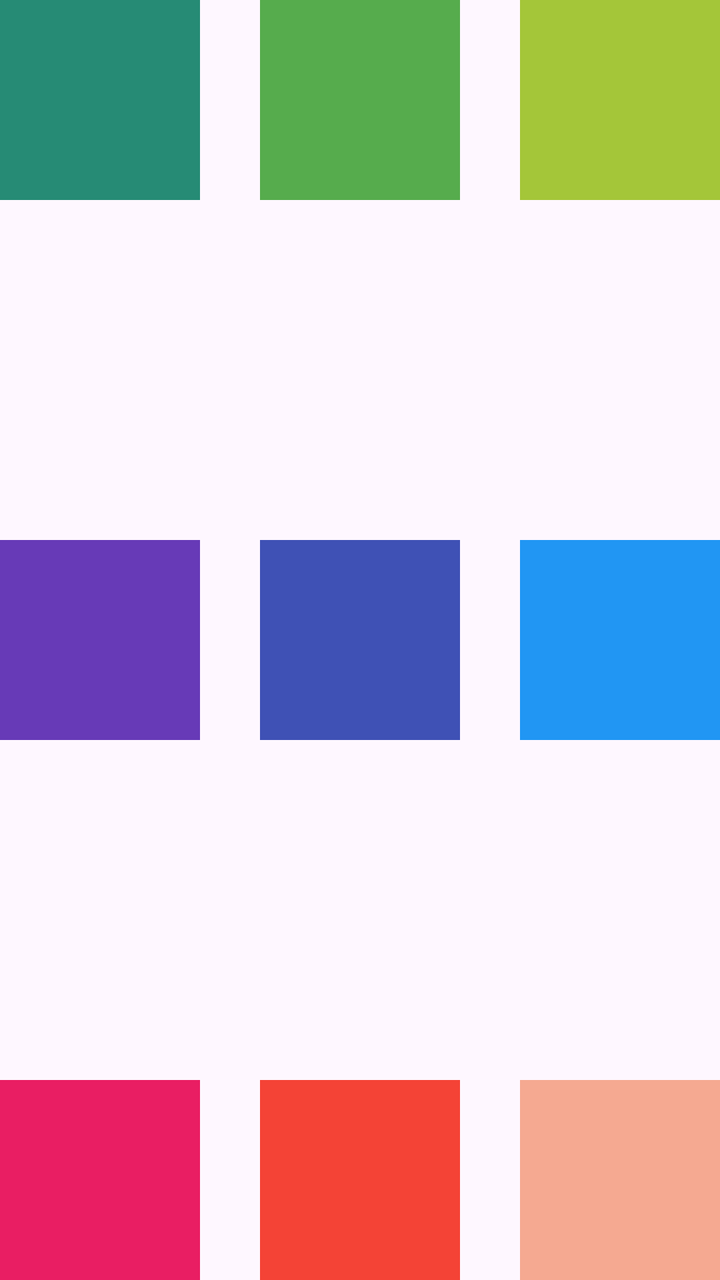
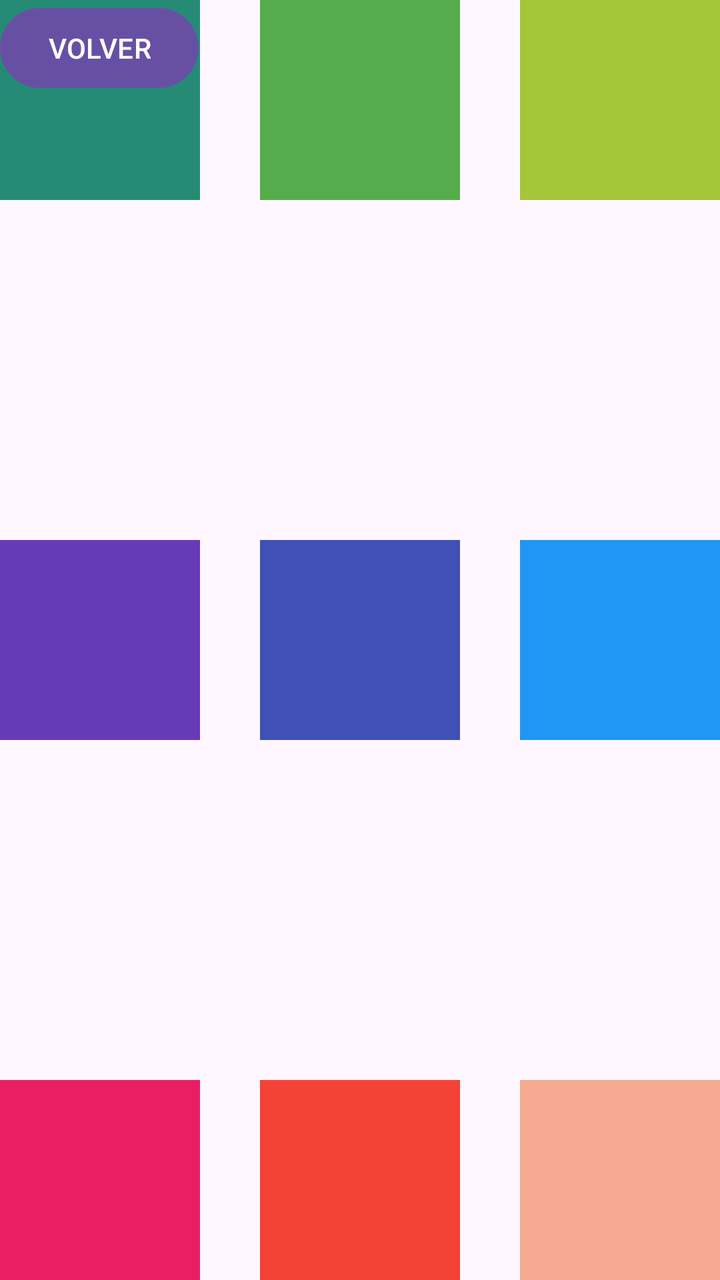

Two renders of the same Android screen: before a commit and after it. Below are the layout's source before the change and the commit's diff.
<!-- AndroidManifest.xml: application theme Theme.EvaluablePMDM -->
<!-- res/layout/activity_ejercicio4.xml -->
<?xml version="1.0" encoding="utf-8"?>
<FrameLayout xmlns:android="http://schemas.android.com/apk/res/android"
    android:id="@+id/main"
    android:layout_width="match_parent"
    android:layout_height="match_parent">

    
    <FrameLayout
        android:layout_width="100dp"
        android:layout_height="100dp"
        android:layout_gravity="top|start"
        android:background="#268B75" />

    <FrameLayout
        android:layout_width="100dp"
        android:layout_height="100dp"
        android:layout_gravity="top|center"
        android:background="#56AC4D" /> 

    <FrameLayout
        android:layout_width="100dp"
        android:layout_height="100dp"
        android:layout_gravity="top|end"
        android:background="#A4C639" /> 


    
    <FrameLayout
        android:layout_width="100dp"
        android:layout_height="100dp"
        android:layout_gravity="center|start"
        android:background="#673AB7" /> 

    <FrameLayout
        android:layout_width="100dp"
        android:layout_height="100dp"
        android:layout_gravity="center"
        android:background="#3F51B5" /> 

    <FrameLayout
        android:layout_width="100dp"
        android:layout_height="100dp"
        android:layout_gravity="center|end"
        android:background="#2196F3" /> 


    
    <FrameLayout
        android:layout_width="100dp"
        android:layout_height="100dp"
        android:layout_gravity="bottom|start"
        android:background="#E91E63" /> 

    <FrameLayout
        android:layout_width="100dp"
        android:layout_height="100dp"
        android:layout_gravity="bottom|center"
        android:background="#F44336" /> 

    <FrameLayout
        android:layout_width="100dp"
        android:layout_height="100dp"
        android:layout_gravity="bottom|end"
        android:background="#F5A991" /> 

</FrameLayout>
<!-- resources referenced by this layout -->
<resources>
  <style name="Theme.EvaluablePMDM" parent="Base.Theme.EvaluablePMDM" />
  <style name="Base.Theme.EvaluablePMDM" parent="Theme.Material3.DayNight.NoActionBar">
          
          
      </style>
</resources>

<!-- the commit's change to res/layout/activity_ejercicio4.xml (unified diff, before → after) -->
@@ -1,8 +1,11 @@
 <?xml version="1.0" encoding="utf-8"?>
 <FrameLayout xmlns:android="http://schemas.android.com/apk/res/android"
+    xmlns:app="http://schemas.android.com/apk/res-auto"
     android:id="@+id/main"
     android:layout_width="match_parent"
     android:layout_height="match_parent">
+
+
 
     
     <FrameLayout
@@ -63,4 +66,16 @@
         android:layout_gravity="bottom|end"
         android:background="#F5A991" /> 
 
+    <Button
+        android:id="@+id/volver"
+        android:layout_width="wrap_content"
+        android:layout_height="wrap_content"
+        android:text="VOLVER"
+        app:layout_constraintBottom_toBottomOf="parent"
+        app:layout_constraintEnd_toEndOf="parent"
+        app:layout_constraintHorizontal_bias="0.0"
+        app:layout_constraintStart_toStartOf="parent"
+        app:layout_constraintTop_toTopOf="parent"
+        app:layout_constraintVertical_bias="0.0" />
+
 </FrameLayout>
